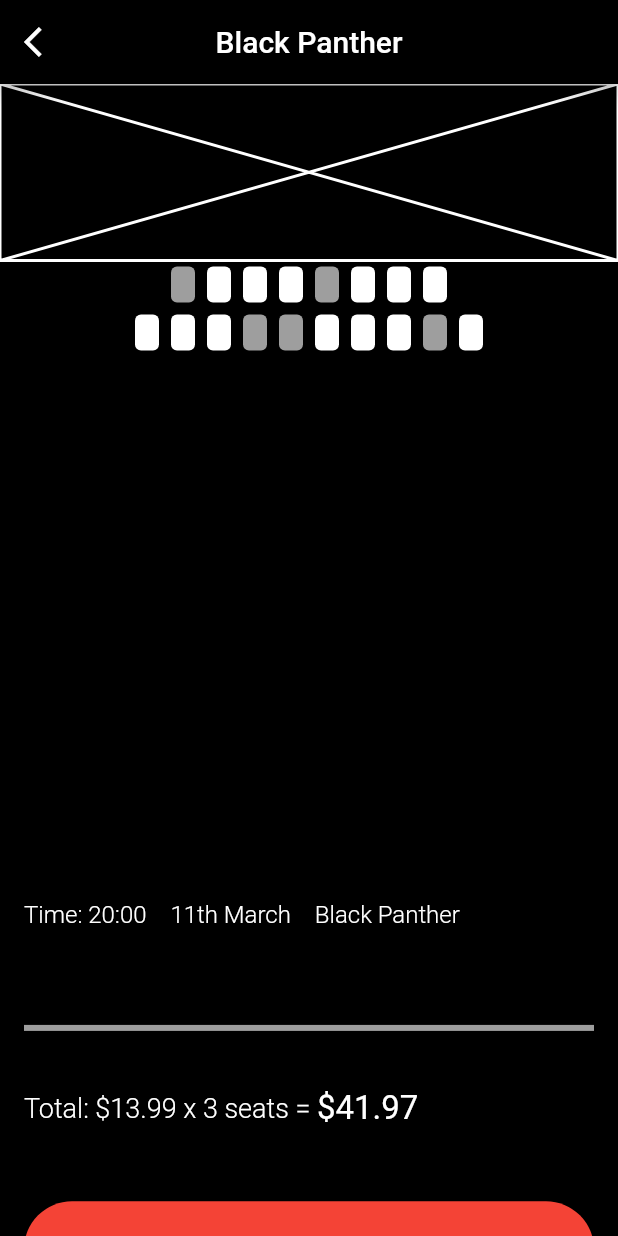
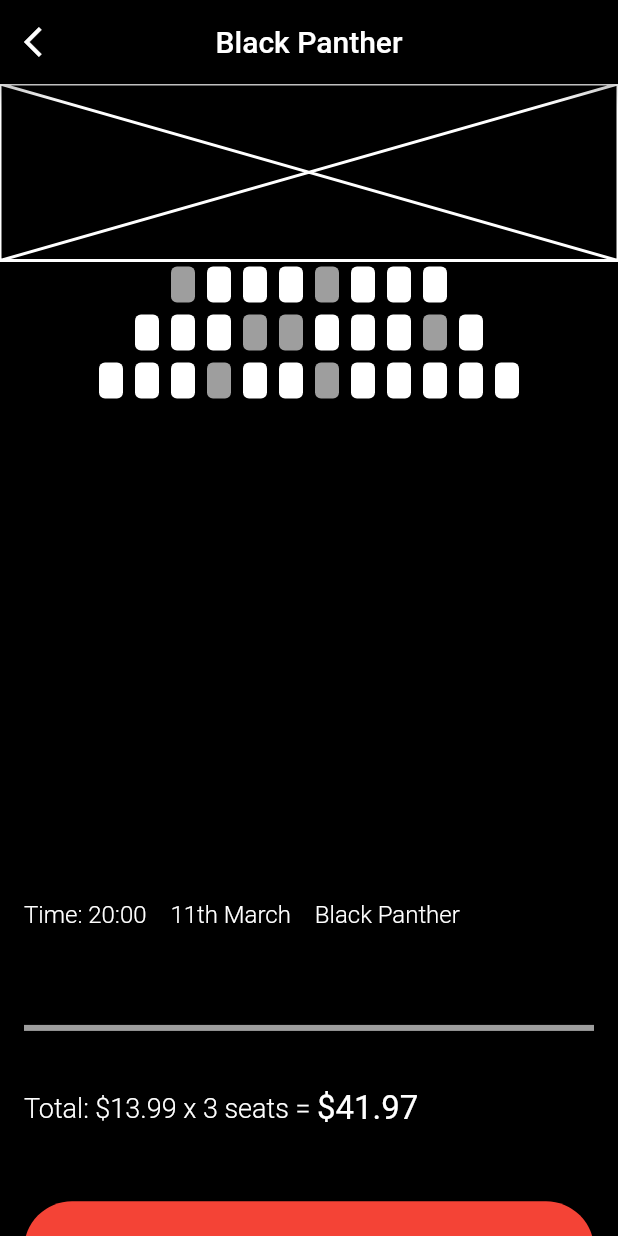
Before and after one commit to JAICHANGPARK/flutter_notebook_8th_story, a Flutter app: the screen it shows after launch, on a phone screen of 412 x 824 dp. Run offline on Flutter 3.47's test engine with Material 2 defaults, Android fonts, the phone set to English and light mode, and no system bars; our stand-ins replace badges, flutter_hooks, google_fonts, hooks_riverpod, state_notifier.

Commit message:
Update cinema_app.dart

```diff
--- a/lib/ep574_cinema_app/cinema_app.dart
+++ b/lib/ep574_cinema_app/cinema_app.dart
@@ -16,8 +16,6 @@ class ReservePage extends StatefulWidget {
 }
 
 class _ReservePageState extends State<ReservePage> {
-
-
   Color chiarColor(ReserveState reserveState) {
     if (reserveState == ReserveState.reserved) {
       return Colors.grey;
@@ -84,7 +82,8 @@ class _ReservePageState extends State<ReservePage> {
                               height: 28,
                               width: 16,
                               decoration: BoxDecoration(
-                                  color: chiarColor(chairRow1[index].reserveState), borderRadius: BorderRadius.circular(4)),
+                                  color: chiarColor(chairRow1[index].reserveState),
+                                  borderRadius: BorderRadius.circular(4)),
                             ),
                           );
                         }),
@@ -116,7 +115,41 @@ class _ReservePageState extends State<ReservePage> {
                               height: 28,
                               width: 16,
                               decoration: BoxDecoration(
-                                  color: chiarColor(chairRow2[index].reserveState), borderRadius: BorderRadius.circular(4)),
+                                  color: chiarColor(chairRow2[index].reserveState),
+                                  borderRadius: BorderRadius.circular(4)),
+                            ),
+                          );
+                        }),
+                  ),
+                  Container(
+                    height: 32,
+                    child: ListView.builder(
+                        scrollDirection: Axis.horizontal,
+                        shrinkWrap: true,
+                        itemCount: chairRow3.length,
+                        itemBuilder: (context, index) {
+                          return GestureDetector(
+                            onTap: () {
+                              if (chairRow3[index].reserveState == ReserveState.reserved) {
+                                return;
+                              }
+                              if (chairRow3[index].reserveState == ReserveState.available) {
+                                setState(() {
+                                  chairRow3[index].reserveState = ReserveState.selected;
+                                });
+                              } else {
+                                setState(() {
+                                  chairRow3[index].reserveState = ReserveState.available;
+                                });
+                              }
+                            },
+                            child: Container(
+                              margin: EdgeInsets.all(4),
+                              height: 28,
+                              width: 16,
+                              decoration: BoxDecoration(
+                                  color: chiarColor(chairRow3[index].reserveState),
+                                  borderRadius: BorderRadius.circular(4)),
                             ),
                           );
                         }),
```
